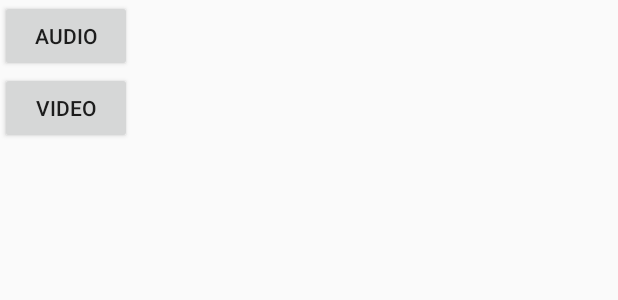
After one commit to u3shadow/AudioAndVideo, an Android app: the layout activity_player_main.xml on its own in the app's theme, with its tools: preview values and no code run, on a phone screen of 412 x 824 dp. The commit adds this screen. Shown: the top 300 px of the screen. Run offline under Robolectric (Android 15) with nearby library versions, the phone set to English and light mode, and no system bars.

Commit message:
add main page to player

```diff
--- /dev/null
+++ b/app/src/main/res/layout/activity_player_main.xml
@@ -0,0 +1,27 @@
+<?xml version="1.0" encoding="utf-8"?>
+<layout
+    xmlns:android="http://schemas.android.com/apk/res/android"
+    xmlns:tools="http://schemas.android.com/tools"
+    tools:context="com.u3coding.playerandrecoder.main.PlayerMainActivity"
+    >
+    <data>
+        <variable
+            name="mainpage"
+            type="com.u3coding.playerandrecoder.main.MainPage"/>
+    </data>
+<LinearLayout
+    android:orientation="vertical"
+    android:layout_width="match_parent"
+    android:layout_height="match_parent">
+<Button
+    android:text="@string/audio"
+    android:onClick="@{mainpage.recordAudio}"
+    android:layout_width="wrap_content"
+    android:layout_height="wrap_content" />
+<Button
+    android:text="@string/video"
+    android:onClick="@{mainpage.recordVideo}"
+    android:layout_width="wrap_content"
+    android:layout_height="wrap_content" />
+</LinearLayout>
+</layout>
--- a/app/src/main/res/values/strings.xml
+++ b/app/src/main/res/values/strings.xml
@@ -9,4 +9,6 @@
     <string name="emptyname">Please input name</string>
     <string name="ok">OK</string>
     <string name="input_name">input name</string>
+    <string name="audio">audio</string>
+    <string name="video">video</string>
 </resources>
```
Also changed, not shown: app/src/main/AndroidManifest.xml (+10 -16 lines), app/src/main/java/com/u3coding/playerandrecoder/main/MainPage.java (added, +18 -0 lines), app/src/main/java/com/u3coding/playerandrecoder/main/PlayerMainActivity.java (added, +19 -0 lines).
